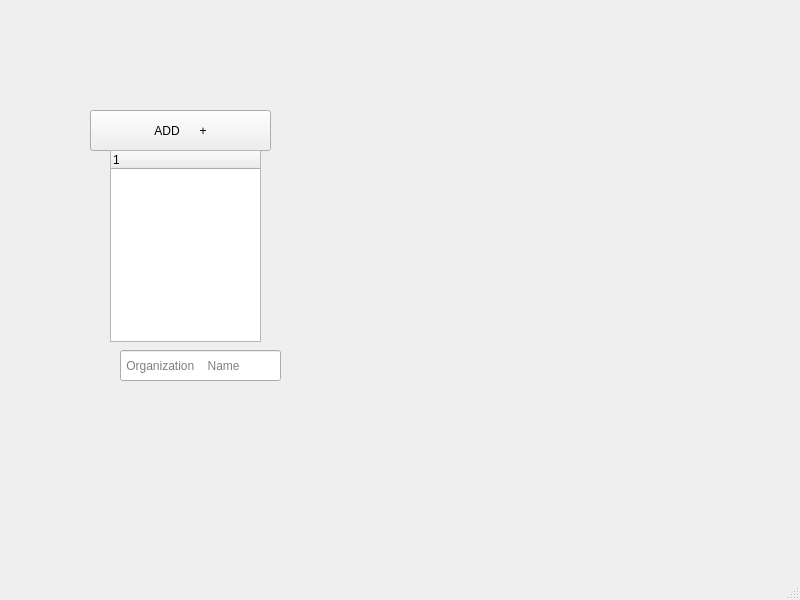
The window that ToDoPist_project/mainwindow.ui (SAliAkhiM/AP_Project_ToDoPist) describes before a commit, drawn with Qt 5.
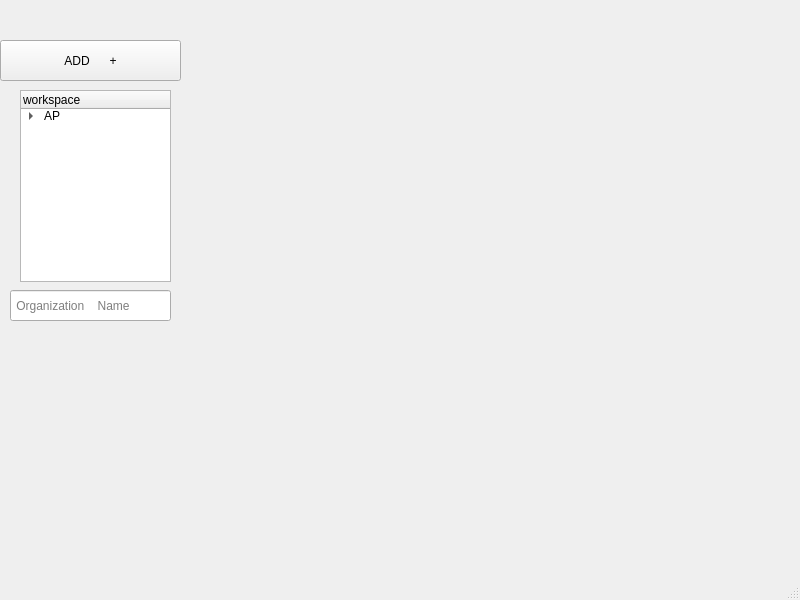
The same window after the commit. Icons and pictures are not drawn.

Patch:
```diff
--- a/ToDoPist_project/mainwindow.ui
+++ b/ToDoPist_project/mainwindow.ui
@@ -17,8 +17,8 @@
    <widget class="QPushButton" name="pushButton">
     <property name="geometry">
      <rect>
-      <x>90</x>
-      <y>110</y>
+      <x>0</x>
+      <y>40</y>
       <width>181</width>
       <height>41</height>
      </rect>
@@ -34,8 +34,8 @@
    <widget class="QLineEdit" name="lineEdit">
     <property name="geometry">
      <rect>
-      <x>120</x>
-      <y>350</y>
+      <x>10</x>
+      <y>290</y>
       <width>161</width>
       <height>31</height>
      </rect>
@@ -47,17 +47,32 @@
    <widget class="QTreeWidget" name="treeWidget">
     <property name="geometry">
      <rect>
-      <x>110</x>
-      <y>150</y>
+      <x>20</x>
+      <y>90</y>
       <width>151</width>
       <height>192</height>
      </rect>
     </property>
     <column>
      <property name="text">
-      <string notr="true">1</string>
+      <string notr="true">workspace</string>
      </property>
     </column>
+    <item>
+     <property name="text">
+      <string>AP</string>
+     </property>
+     <item>
+      <property name="text">
+       <string>board</string>
+      </property>
+     </item>
+     <item>
+      <property name="text">
+       <string>team</string>
+      </property>
+     </item>
+    </item>
    </widget>
   </widget>
   <widget class="QMenuBar" name="menubar">
```
Left out of the diff: 2 changed lines with no effect on the pictures.
